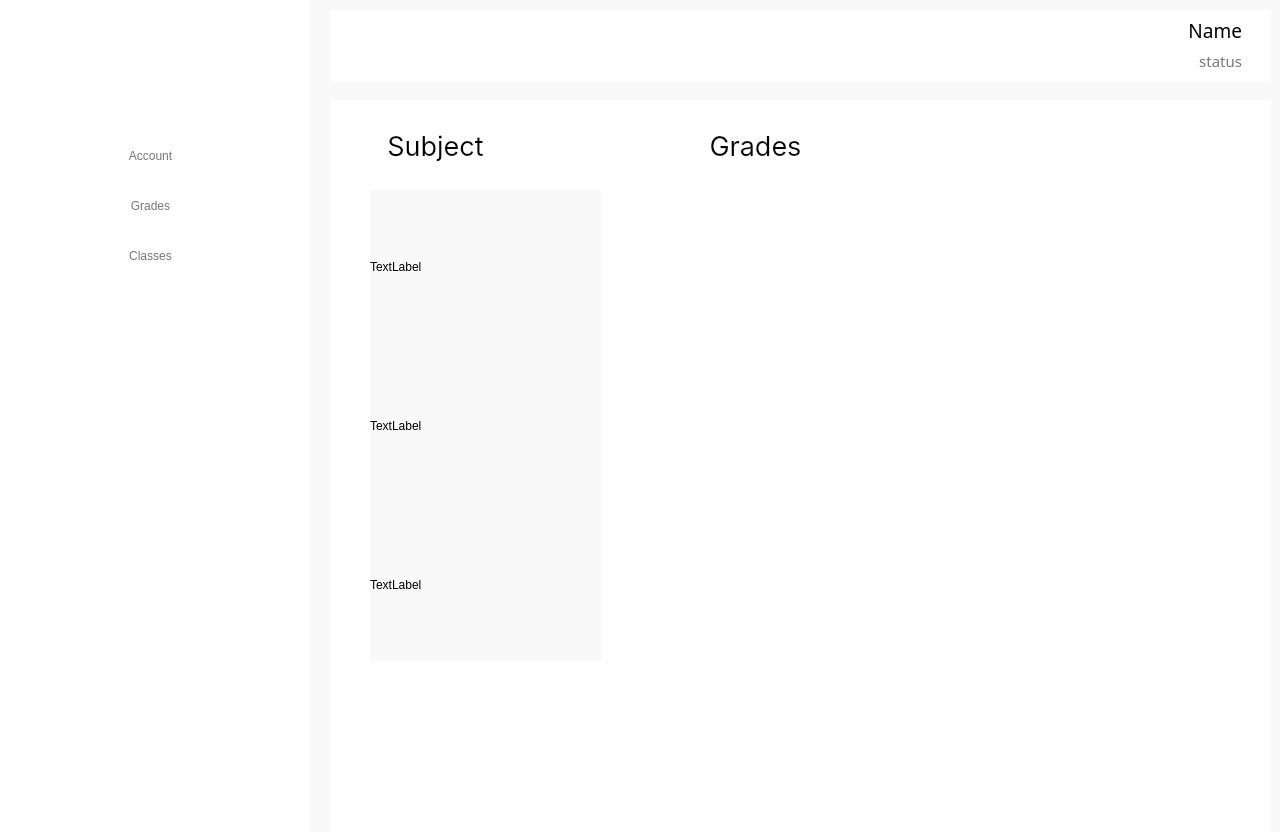
This is Audo/Frontend/Audo/studentgrades.ui in codingburgas/Audo as Qt 5 draws it before an edit. The edited form follows.
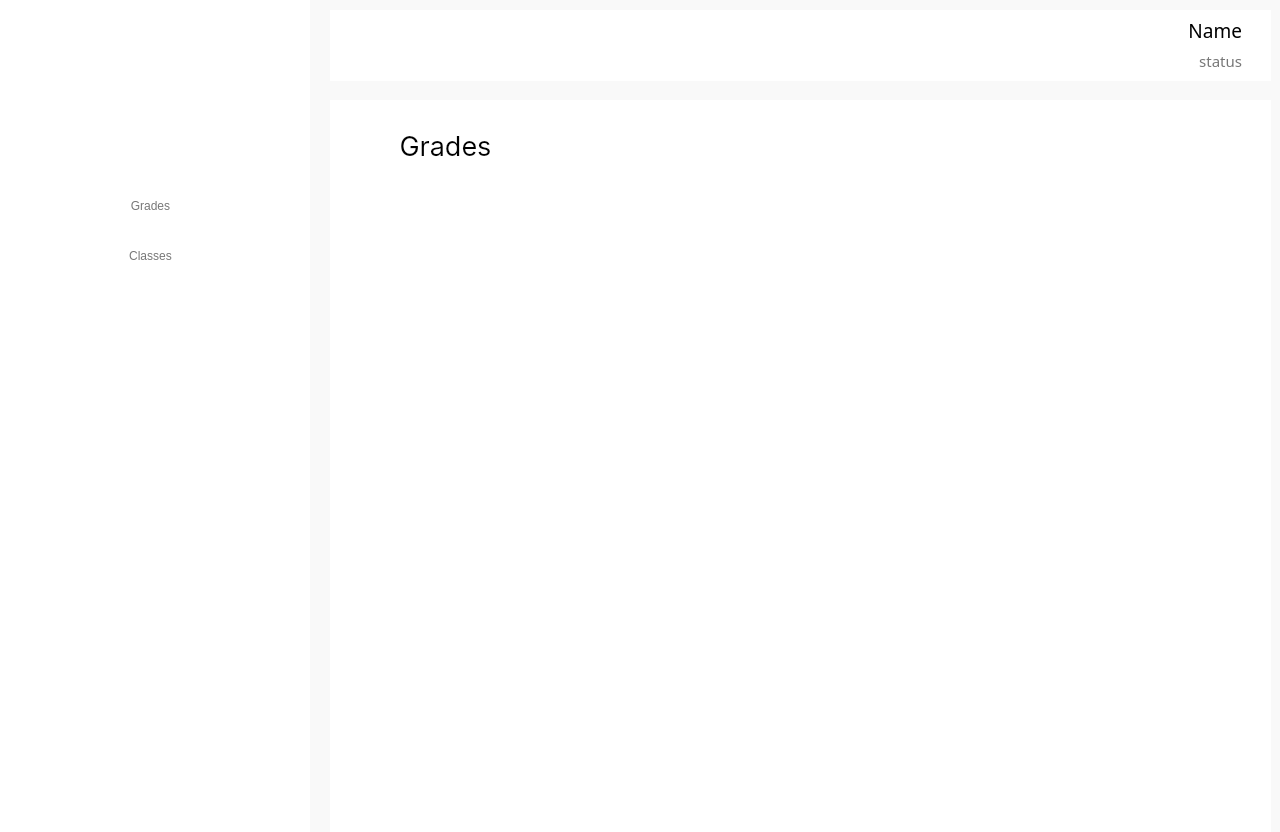
This is the edited form. Icons and pictures are not drawn.

Commit message: Finish student grade visualisation

The edit to the form file:
```diff
--- a/Audo/Frontend/Audo/studentgrades.ui
+++ b/Audo/Frontend/Audo/studentgrades.ui
@@ -49,7 +49,7 @@
   <widget class="QFrame" name="frame">
    <property name="geometry">
     <rect>
-     <x>690</x>
+     <x>390</x>
      <y>190</y>
      <width>501</width>
      <height>471</height>
@@ -120,73 +120,10 @@
     </layout>
    </widget>
   </widget>
-  <widget class="QLabel" name="StudentName">
-   <property name="geometry">
-    <rect>
-     <x>370</x>
-     <y>120</y>
-     <width>131</width>
-     <height>51</height>
-    </rect>
-   </property>
-   <property name="font">
-    <font>
-     <family>Inter</family>
-     <pointsize>20</pointsize>
-     <italic>false</italic>
-     <fontweight>DemiBold</fontweight>
-    </font>
-   </property>
-   <property name="styleSheet">
-    <string notr="true">background: none;
-background-color: rgba(255, 255, 255, 0);
-color: #000000;
-font: 600 20pt &quot;Inter&quot;;</string>
-   </property>
-   <property name="text">
-    <string>Subject</string>
-   </property>
-   <property name="alignment">
-    <set>Qt::AlignCenter</set>
-   </property>
-  </widget>
-  <widget class="QWidget" name="verticalLayoutWidget">
-   <property name="geometry">
-    <rect>
-     <x>370</x>
-     <y>190</y>
-     <width>231</width>
-     <height>471</height>
-    </rect>
-   </property>
-   <layout class="QVBoxLayout" name="verticalLayout">
-    <item>
-     <widget class="QLabel" name="label_2">
-      <property name="text">
-       <string>TextLabel</string>
-      </property>
-     </widget>
-    </item>
-    <item>
-     <widget class="QLabel" name="label_3">
-      <property name="text">
-       <string>TextLabel</string>
-      </property>
-     </widget>
-    </item>
-    <item>
-     <widget class="QLabel" name="label">
-      <property name="text">
-       <string>TextLabel</string>
-      </property>
-     </widget>
-    </item>
-   </layout>
-  </widget>
   <widget class="QLabel" name="StudentName_2">
    <property name="geometry">
     <rect>
-     <x>690</x>
+     <x>380</x>
      <y>120</y>
      <width>131</width>
      <height>51</height>
@@ -276,44 +213,6 @@
     <set>Qt::AlignCenter</set>
    </property>
   </widget>
-  <widget class="QPushButton" name="SignOut_2">
-   <property name="geometry">
-    <rect>
-     <x>30</x>
-     <y>130</y>
-     <width>241</width>
-     <height>51</height>
-    </rect>
-   </property>
-   <property name="cursor">
-    <cursorShape>PointingHandCursor</cursorShape>
-   </property>
-   <property name="autoFillBackground">
-    <bool>false</bool>
-   </property>
-   <property name="styleSheet">
-    <string notr="true">QPushButton {
-font: 600 14pt &quot;Roboto Serif SemiBold&quot;;
-background:none;
-border-radius: 10px;
-color: #777777;
-}
-QPushButton:hover {
-font: 600 14pt &quot;Roboto Serif SemiBold&quot;;
-border-radius: 10px;
-color: #000000;
-background-color: #EEEEEE;
- }
-
-</string>
-   </property>
-   <property name="text">
-    <string>Account</string>
-   </property>
-   <property name="flat">
-    <bool>true</bool>
-   </property>
-  </widget>
   <widget class="QLabel" name="Background_4">
    <property name="geometry">
     <rect>
```
Left out of the diff: 80 changed lines with no effect on the pictures. The commit also changes 10 other files.
